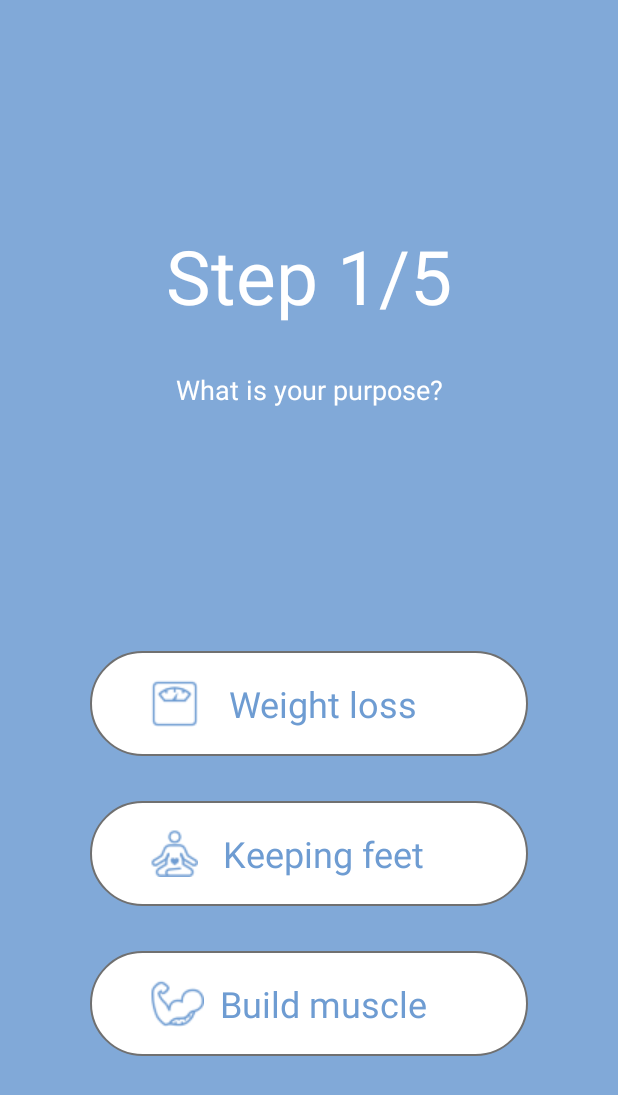
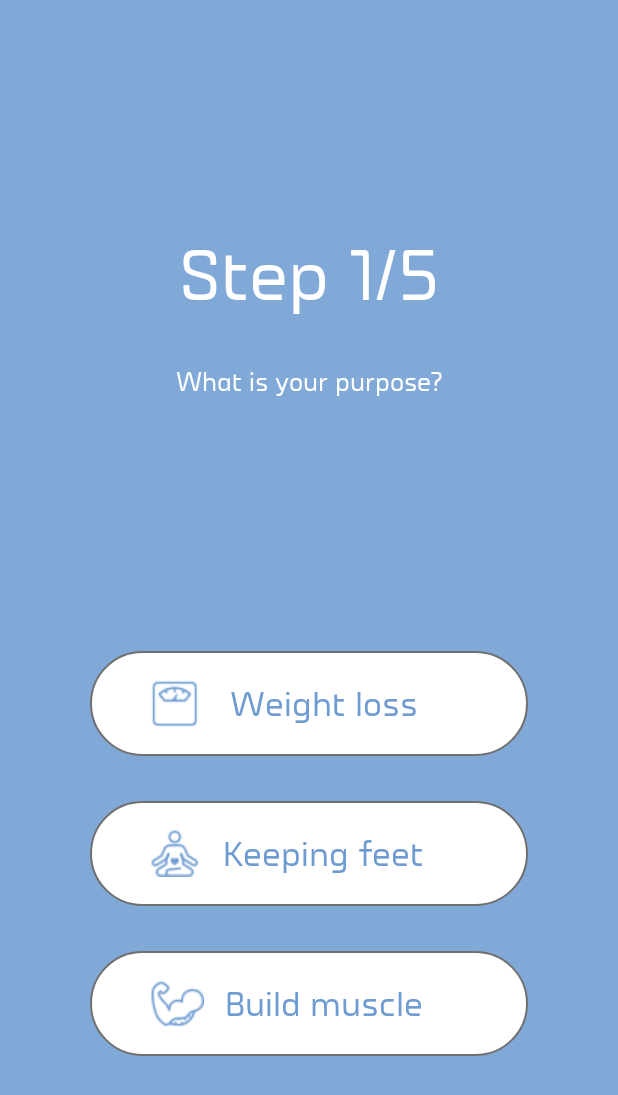
Before and after one commit to llMaximll/Gym, an Android app: the screen it shows after launch (LaunchActivity), on a phone screen of 412 x 824 dp. Shown: the top 1095 px of the screen. Run offline under Robolectric (Android 15) with nearby library versions, the phone set to English and light mode, and no system bars.

Commit message:
Изменил шрифт всего приложения в themes.xml

```diff
--- a/app/src/main/res/values-night/themes.xml
+++ b/app/src/main/res/values-night/themes.xml
@@ -12,5 +12,6 @@
         <!-- Status bar color. -->
         <item name="android:statusBarColor" tools:targetApi="l">?attr/colorPrimaryVariant</item>
         <!-- Customize your theme here. -->
+        <item name="fontFamily">@font/font</item>
     </style>
 </resources>
--- a/app/src/main/res/values/themes.xml
+++ b/app/src/main/res/values/themes.xml
@@ -12,6 +12,7 @@
         <!-- Status bar color. -->
         <item name="android:statusBarColor" tools:targetApi="l">?attr/colorPrimaryVariant</item>
         <!-- Customize your theme here. -->
+        <item name="fontFamily">@font/font</item>
     </style>
 
     <style name="Theme.Gym.NoActionBar">
```
Also changed, not shown: app/src/main/res/font/font.ttf (added).
